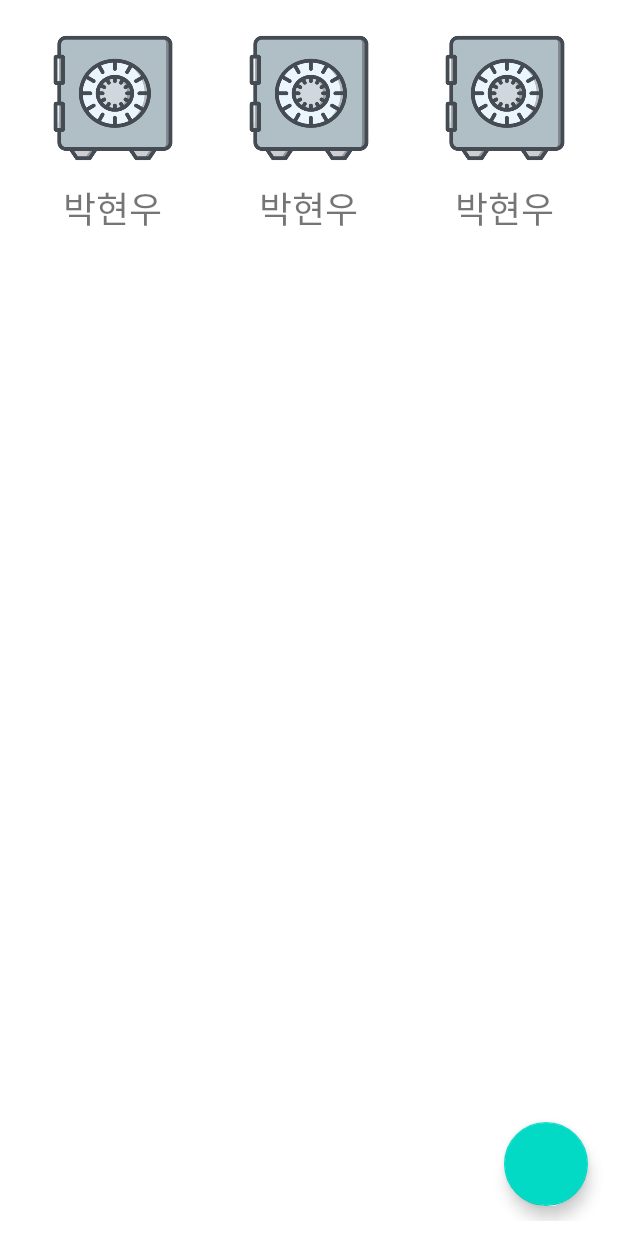
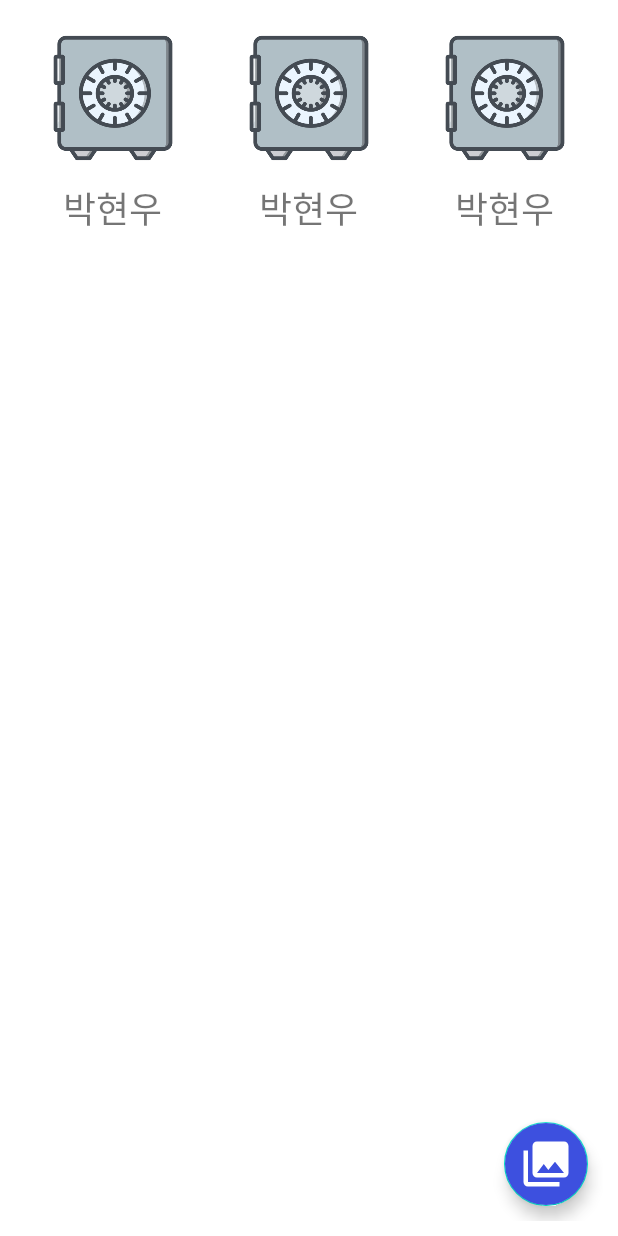
Before and after one commit to Godseye93/ASAF, an Android app: the layout fragment_money.xml on its own in the app's theme, with its tools: preview values and no code run, on a phone screen of 412 x 824 dp. Run offline under Robolectric (Android 15) with nearby library versions, the phone set to English and light mode, and no system bars.

Commit message:
feat: 서명 이미지 확대 및 합치기 기능 개발 중

```diff
--- a/frontend/ASAF/app/src/main/java/com/d103/asaf/ui/op/OpFragmentViewModel.kt
+++ b/frontend/ASAF/app/src/main/java/com/d103/asaf/ui/op/OpFragmentViewModel.kt
@@ -15,6 +15,7 @@
 import kotlinx.coroutines.flow.MutableStateFlow
 import kotlinx.coroutines.launch
 import kotlinx.coroutines.withContext
+import okhttp3.internal.wait
 
 private const val TAG = "운영뷰모델"
 // 외부 저장소에서 받아오는 리스트는 MutableStateFlow로 받아온다
@@ -68,8 +69,8 @@
 
     init{
         // 동기로 가져오기 (withContext)
-        initCollect() // loadRemote 포함
-        loadCommon()
+        initCollect() // loadRemote, loadCommon 포함
+
         // 진짜 정보를 받아서 일부만 사용하는 클래스는 받아온 뒤 mapping 필요
         loadSeats()
         loadClasses()
@@ -166,6 +167,8 @@
                 // loadRemote()
             }
         }
+
+        loadCommon()
     }
 
     // <!---------------------------- 자리 배치 함수 ------------------------------->
--- /dev/null
+++ b/frontend/ASAF/app/src/main/res/drawable/mix_sign.xml
@@ -0,0 +1,5 @@
+<vector android:height="24dp" android:tint="#7257FF"
+    android:viewportHeight="24" android:viewportWidth="24"
+    android:width="24dp" xmlns:android="http://schemas.android.com/apk/res/android">
+    <path android:fillColor="@android:color/white" android:pathData="M22,16L22,4c0,-1.1 -0.9,-2 -2,-2L8,2c-1.1,0 -2,0.9 -2,2v12c0,1.1 0.9,2 2,2h12c1.1,0 2,-0.9 2,-2zM11,12l2.03,2.71L16,11l4,5L8,16l3,-4zM2,6v14c0,1.1 0.9,2 2,2h14v-2L4,20L4,6L2,6z"/>
+</vector>
--- a/frontend/ASAF/app/src/main/res/layout/fragment_money.xml
+++ b/frontend/ASAF/app/src/main/res/layout/fragment_money.xml
@@ -25,6 +25,10 @@
         android:layout_height="wrap_content"
         android:layout_marginRight="10dp"
         android:layout_marginBottom="10dp"
+        android:backgroundTint="@color/defaultMainColor"
+        app:tint="#FFFFFF"
+        app:srcCompat="@drawable/mix_sign"
+        app:maxImageSize="36dp"
         app:layout_constraintBottom_toBottomOf="parent"
         app:layout_constraintEnd_toEndOf="parent">
 
```
Also changed, not shown: frontend/ASAF/app/src/main/res/layout/fragment_op.xml (line endings or trailing spaces).
